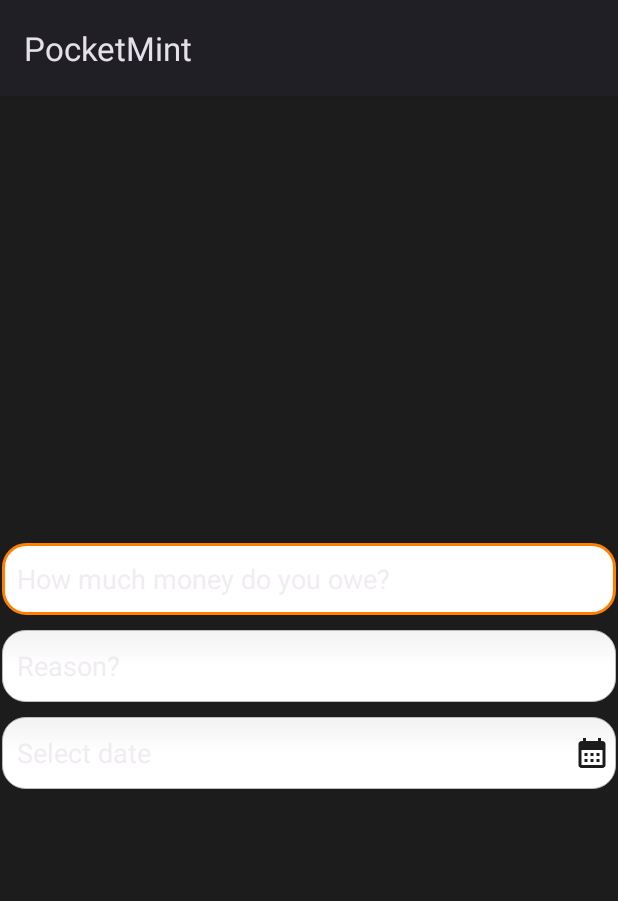
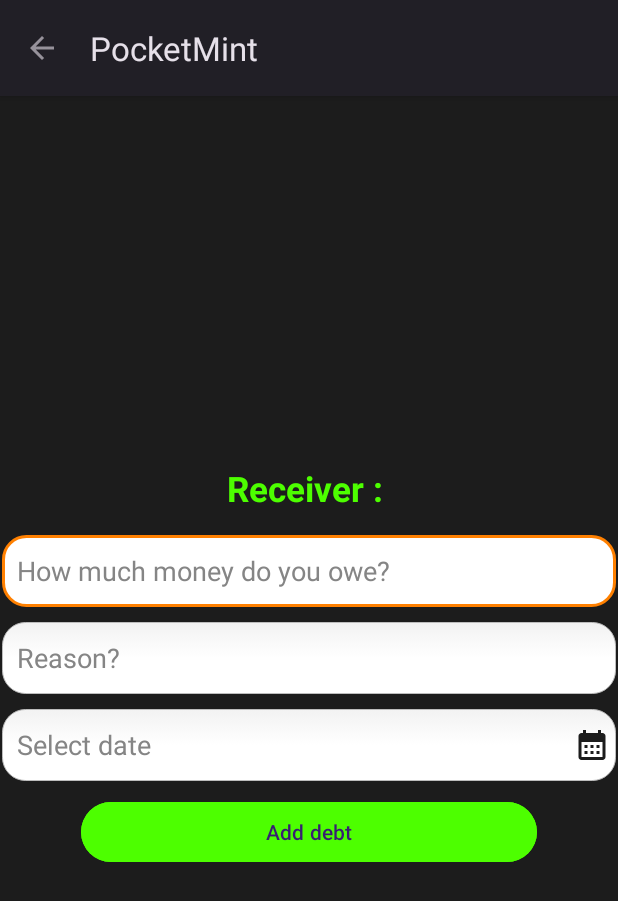
Before and after one commit to karasiVsGoku/PocketMint-, an Android app: the DebtInformationActivity screen opened directly, with no data from a screen before it, on a phone screen of 412 x 824 dp. Shown: the top 901 px of the screen. Run offline under Robolectric (Android 15) with nearby library versions, the phone set to English and light mode, and no system bars; our stand-ins replace Firebase (no records; nobody signed in at launch, a user with empty details on screens opened directly); 1 statement that could not run was skipped.

Commit message:
Final Commit

```diff
--- a/app/src/main/java/com/example/pocketmint/DebtInformationActivity.java
+++ b/app/src/main/java/com/example/pocketmint/DebtInformationActivity.java
@@ -1,16 +1,33 @@
 package com.example.pocketmint;
 
+import static java.security.AccessController.getContext;
+
 import android.app.DatePickerDialog;
+import android.content.Context;
+import android.content.Intent;
+import android.content.SharedPreferences;
 import android.os.Bundle;
 import android.view.View;
+import android.widget.Button;
 import android.widget.DatePicker;
 import android.widget.EditText;
+import android.widget.TextView;
+import android.widget.Toast;
 
 import androidx.activity.EdgeToEdge;
+import androidx.annotation.NonNull;
 import androidx.appcompat.app.AppCompatActivity;
 import androidx.core.graphics.Insets;
 import androidx.core.view.ViewCompat;
 import androidx.core.view.WindowInsetsCompat;
+
+import com.google.firebase.auth.FirebaseAuth;
+import com.google.firebase.auth.FirebaseUser;
+import com.google.firebase.database.DataSnapshot;
+import com.google.firebase.database.DatabaseError;
+import com.google.firebase.database.DatabaseReference;
+import com.google.firebase.database.FirebaseDatabase;
+import com.google.firebase.database.ValueEventListener;
 
 import java.text.SimpleDateFormat;
 import java.util.Calendar;
@@ -19,7 +36,10 @@ import java.util.Locale;
 public class DebtInformationActivity extends AppCompatActivity {
 
     private final Calendar calendar = Calendar.getInstance();
-    private EditText datePicker;
+    private EditText datePicker, reasonTV;
+    private TextView receiverText;
+    private String receiver_id;
+    private Button add_debt;
 
     @Override
     protected void onCreate(Bundle savedInstanceState) {
@@ -32,9 +52,49 @@ public class DebtInformationActivity extends AppCompatActivity {
             return insets;
         });
 
+        getSupportActionBar().setDisplayHomeAsUpEnabled(true);
 
         datePicker = findViewById(R.id.date_input);
+        receiverText = findViewById(R.id.receiver_text);
+        reasonTV = findViewById(R.id.reason_input);
+        add_debt = findViewById(R.id.add_debt);
+
+        SharedPreferences prefs = getSharedPreferences("INFO", Context.MODE_PRIVATE);
+        receiver_id = prefs.getString("receiver", "none");
+        FirebaseDatabase.getInstance().getReference("Users").child(receiver_id).addListenerForSingleValueEvent(new ValueEventListener() {
+            @Override
+            public void onDataChange(@NonNull DataSnapshot snapshot) {
+                User user = snapshot.getValue(User.class);
+                assert user != null;
+                receiverText.setText("Receiver : " + user.getUsername());
+            }
+
+            @Override
+            public void onCancelled(@NonNull DatabaseError error) {
+
+            }
+        });
+
+
         selectedDate();
+
+        add_debt.setOnClickListener(new View.OnClickListener() {
+            @Override
+            public void onClick(View v) {
+                try {
+                    FirebaseUser currentUser = FirebaseAuth.getInstance().getCurrentUser();
+                    String reason = reasonTV.getText().toString();
+                    Debt debt = new Debt(receiver_id, currentUser.getUid(), reason, datePicker.getText().toString());
+
+                    DatabaseReference reference = FirebaseDatabase.getInstance().getReference("Debts");
+                    reference.child(debt.getId()).setValue(debt);
+                    startActivity(new Intent(DebtInformationActivity.this, MainActivity.class));
+                } catch (Exception e) {
+                    Toast.makeText(DebtInformationActivity.this, e.getMessage(), Toast.LENGTH_SHORT).show();
+                }
+            }
+        });
+
 
 
     }
--- a/app/src/main/java/com/example/pocketmint/UserAdapter.java
+++ b/app/src/main/java/com/example/pocketmint/UserAdapter.java
@@ -40,7 +40,7 @@ public class UserAdapter extends RecyclerView.Adapter<UserAdapter.ViewHolder> {
             @Override
             public void onClick(View v) {
                 Intent intent = new Intent(context, DebtInformationActivity.class);
-                SharedPreferences.Editor editor = context.getSharedPreferences("PREPS", context.MODE_PRIVATE).edit();
+                SharedPreferences.Editor editor = context.getSharedPreferences("INFO", context.MODE_PRIVATE).edit();
                 editor.putString("receiver", user.getId());
                 editor.apply();
 
--- a/app/src/main/java/com/example/pocketmint/YourDebtActivity.java
+++ b/app/src/main/java/com/example/pocketmint/YourDebtActivity.java
@@ -25,6 +25,7 @@ public class YourDebtActivity extends AppCompatActivity {
             v.setPadding(systemBars.left, systemBars.top, systemBars.right, systemBars.bottom);
             return insets;
         });
+        getSupportActionBar().setDisplayHomeAsUpEnabled(true);
 
         add_debt_btn = findViewById(R.id.add_debt_button);
         add_debt_btn.setOnClickListener(new View.OnClickListener() {
--- a/app/src/main/res/layout/activity_debt_information.xml
+++ b/app/src/main/res/layout/activity_debt_information.xml
@@ -17,6 +17,17 @@
         app:layout_constraintStart_toStartOf="parent"
         app:layout_constraintTop_toTopOf="parent">
 
+        <TextView
+            android:id="@+id/receiver_text"
+            android:layout_width="match_parent"
+            android:layout_height="wrap_content"
+            android:textColor="@color/mint"
+            android:textSize="23sp"
+            android:gravity="center"
+            android:layout_marginBottom="15dp"
+            android:textStyle="bold"
+            android:text="Receiver : " />
+
         <EditText
             android:id="@+id/money_amount_input"
             android:layout_width="wrap_content"
@@ -26,6 +37,7 @@
             android:background="@drawable/rounded_edittext"
             android:ems="22"
             android:hint="How much money do you owe?"
+            android:textColorHint="@color/mint_hint"
             android:inputType="text"
             android:paddingStart="10dp"
             android:paddingTop="10dp"
@@ -41,6 +53,7 @@
             android:background="@drawable/rounded_edittext"
             android:ems="22"
             android:hint="Reason?"
+            android:textColorHint="@color/mint_hint"
             android:inputType="text"
             android:paddingStart="10dp"
             android:paddingTop="10dp"
@@ -60,8 +73,19 @@
             android:layout_marginTop="10dp"
             android:paddingBottom="10dp"
             android:hint="Select date"
+            android:textColorHint="@color/mint_hint"
             android:drawableRight="@drawable/calendar"
             tools:ignore="RtlSymmetry" />
+
+        <Button
+            android:id="@+id/add_debt"
+            android:layout_marginTop="10dp"
+            android:layout_width="wrap_content"
+            android:layout_height="wrap_content"
+            android:ems="19"
+            android:layout_gravity="center"
+            android:backgroundTint="@color/mint"
+            android:text="Add debt" />
 
 
     </LinearLayout>
--- a/app/src/main/res/values/colors.xml
+++ b/app/src/main/res/values/colors.xml
@@ -4,4 +4,5 @@
     <color name="white">#FFFFFFFF</color>
     <color name="mint">#4DFF00</color>
     <color name="mint_background">#1C1C1C</color>
+    <color name="mint_hint">#858585</color>
 </resources>
```
Also changed, not shown: app/src/main/AndroidManifest.xml (+6 -3 lines), app/src/main/java/com/example/pocketmint/AddDebtActivity.java (+20 -4 lines), app/src/main/java/com/example/pocketmint/Debt.java (+26 -3 lines), app/src/main/java/com/example/pocketmint/DividerItemDecoration.java (added, +18 -0 lines), app/src/main/res/layout/activity_login.xml (+4 -4 lines).
